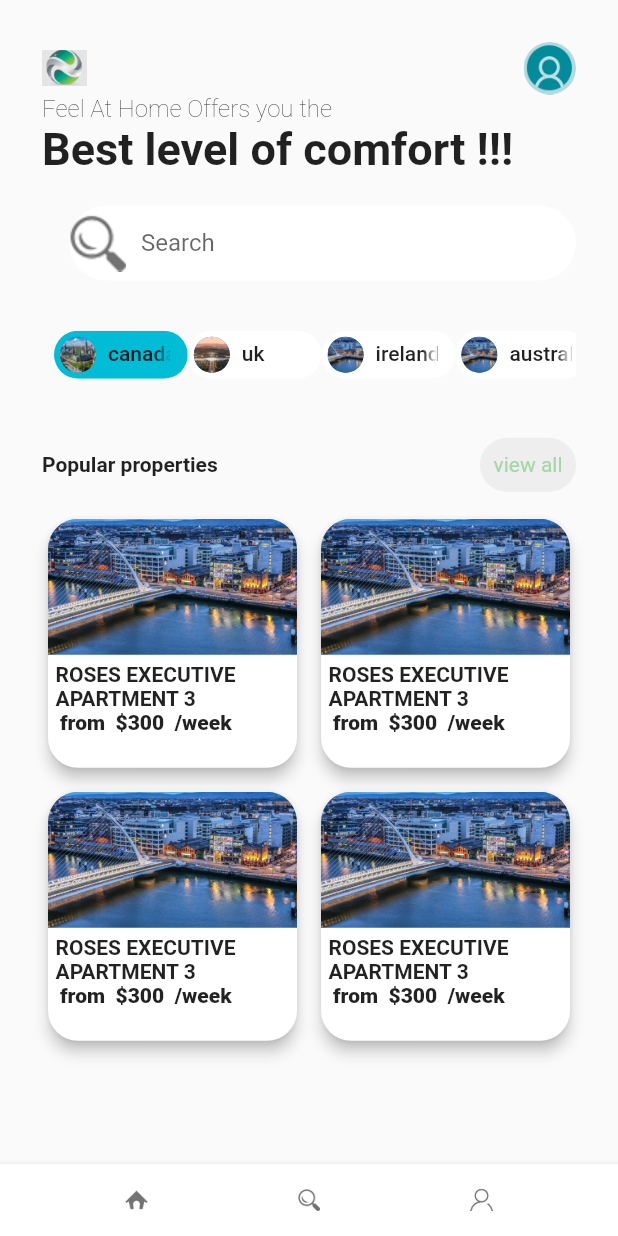
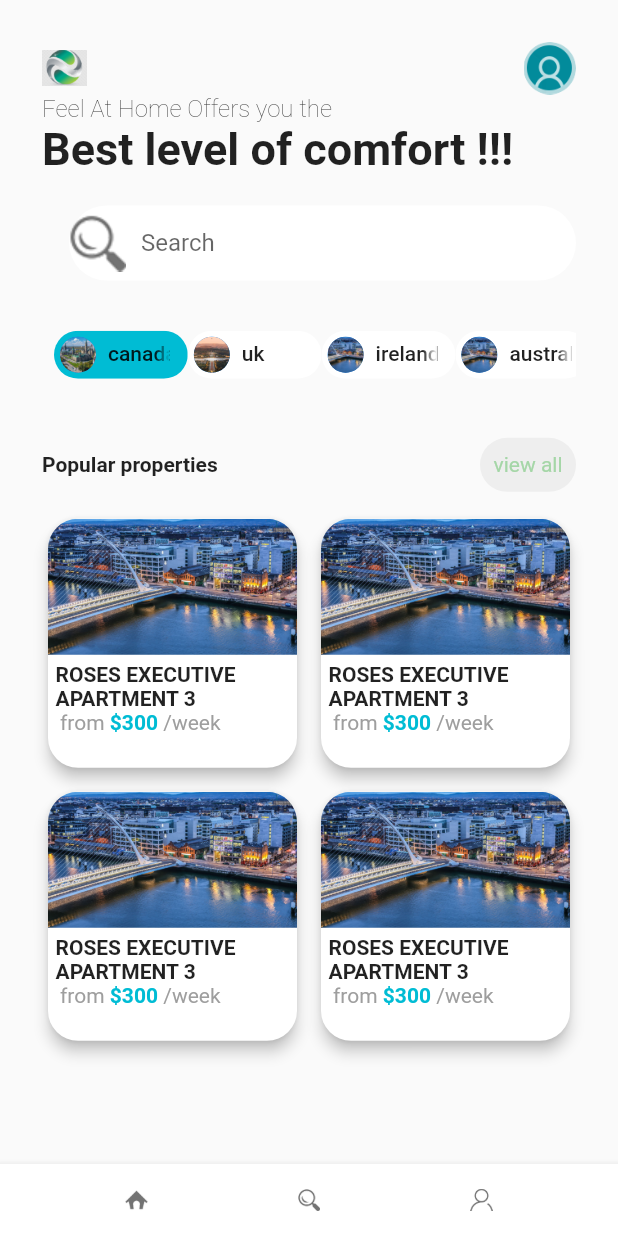
Before and after one commit to karmabe1iver/sampleui, a Flutter app: the screen it shows after launch, on a phone screen of 412 x 824 dp. Run offline on Flutter 3.47's test engine with Material 2 defaults, Android fonts, the phone set to English and light mode, and no system bars.

Commit message:
Merge remote-tracking branch 'origin/master'
# Conflicts:
#	lib/main.dart
#	lib/widget/choicechipCountry.dart
#	pubspec.yaml

```diff
--- a/lib/widget/gridlist.dart
+++ b/lib/widget/gridlist.dart
@@ -63,26 +63,54 @@ class GridList extends StatelessWidget {
                     Padding(
                       padding: const EdgeInsets.only(left: 8.0),
                       child:
+                          RichText(
+                            maxLines: 3,
+                            text: TextSpan(
+                              text: 'from',
+                                  style: TextStyle(
+                                    color: Colors.grey
+                                  ),
+                                  children: [
+                                    TextSpan(
+                                      text:
+                                      details[index].price,
+                                      style: TextStyle(
+                                        fontWeight: FontWeight.bold,
+                                      color: Colors.cyan),
+
+                                    ),
+                                    TextSpan(
+                                      text: '/week',
+                                      style: TextStyle(
+                                        color: Colors.grey
+                                      )
+                                    )
+                                  ]
+
+                            ),
+
+                          )
                       //Row(
                       //  children: [
                          // Text('from',
                          // maxLines: 2,
                          // overflow: TextOverflow.fade,),
-                          Text(
-                           'from ${details[index].price} /week ',
-                            maxLines: 2,
-                            overflow: TextOverflow.fade,
-                            style: TextStyle(
-                              fontWeight: FontWeight.w900,
+                          //Text(
+
+                          // 'from ${details[index].price} /week ',
+                            //maxLines: 2,
+                            //overflow: TextOverflow.fade,
+                            //style: TextStyle(
+                              //fontWeight: FontWeight.w900,
                              // color: Colors.cyan,
                             ),
-                          ),
+                          //),
                          // Text('/week',
                          // maxLines: 2,
                          // overflow: TextOverflow.fade,)
                        // ],
                      // ),
-                    )
+                    //)
                   ],
                 ),
               ),
```
